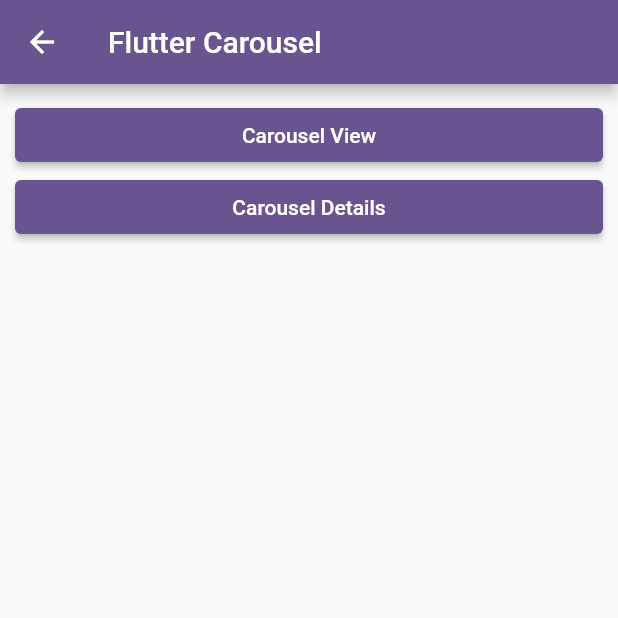
After one commit to ruhulmath08/flutter_practice, a Flutter app: the FlutterCarousel screen opened by its route, on a phone screen of 412 x 824 dp, the top half of it. The commit adds this screen. Run offline on Flutter 3.47's test engine with Material 3 defaults, Android fonts, the phone set to English and light mode, and no system bars; our stand-ins replace cached_network_image, fluttertoast; network calls fail.

Commit message:
Add carousel details

```diff
--- a/lib/src/core/constants/string_constants.dart
+++ b/lib/src/core/constants/string_constants.dart
@@ -1,7 +1,11 @@
 class StringConstants {
   static const String stylishText = "Stylish Text";
   static const String badgeWithIconButton = "Badge With Icon Button";
-  static const String carouselView = "Carousel View";
   static const String multiTapDetector = "Multi Tap Detector";
   static const String flutterRangeSlider = "Flutter Range Slider";
+
+  ///Flutter Carousel
+  static const String flutterCarousel = "Flutter Carousel";
+  static const String carouselView = "Carousel View";
+  static const String carouselDetails = "Carousel Details";
 }
--- a/lib/src/core/routes/route_generator.dart
+++ b/lib/src/core/routes/route_generator.dart
@@ -2,7 +2,9 @@ import 'package:flutter/material.dart';
 import 'package:flutter_practice/src/core/constants/string_constants.dart';
 import 'package:flutter_practice/src/core/routes/routes.dart';
 import 'package:flutter_practice/src/features/badge_with_icon_button/badge_with_icon_button_page.dart';
+import 'package:flutter_practice/src/features/carousel_view/page/carousel_details.dart';
 import 'package:flutter_practice/src/features/carousel_view/page/carousel_view_page.dart';
+import 'package:flutter_practice/src/features/carousel_view/page/flutter_carousel.dart';
 import 'package:flutter_practice/src/features/flutter_widgets/flutter_range_slider_page.dart';
 import 'package:flutter_practice/src/features/multi_tap_detector/pages/multi_tap_detector_page.dart';
 import 'package:flutter_practice/src/features/stylish_text/stylish_text_page.dart';
@@ -22,22 +24,36 @@ class RouteGenerator {
             title: StringConstants.badgeWithIconButton,
           ),
         );
+      case Routes.multiTapDetectorPage:
+        return MaterialPageRoute(
+          builder: (_) => const MultiTapDetectorPage(
+            title: StringConstants.multiTapDetector,
+          ),
+        );
+      case Routes.flutterRangeSliderPage:
+        return MaterialPageRoute(
+          builder: (_) => const FlutterRangeSliderPage(
+            title: StringConstants.flutterRangeSlider,
+          ),
+        );
+
+      ///Flutter carousel
       case Routes.carouselViewPage:
         return MaterialPageRoute(
           builder: (_) => const CarouselViewPage(
             title: StringConstants.carouselView,
           ),
         );
-      case Routes.multiTapDetectorPage:
+      case Routes.flutterCarouselPage:
         return MaterialPageRoute(
-          builder: (_) => const MultiTapDetectorPage(
-            title: StringConstants.multiTapDetector,
+          builder: (_) => const FlutterCarousel(
+            title: StringConstants.flutterCarousel,
           ),
         );
-        case Routes.flutterRangeSliderPage:
+      case Routes.carouselDetailsPage:
         return MaterialPageRoute(
-          builder: (_) => const FlutterRangeSliderPage(
-            title: StringConstants.flutterRangeSlider,
+          builder: (_) => const CarouselDetailsPage(
+            title: StringConstants.carouselDetails,
           ),
         );
     }
--- a/lib/src/core/routes/routes.dart
+++ b/lib/src/core/routes/routes.dart
@@ -1,7 +1,11 @@
 class Routes{
   static const String stylishTextPage = '/stylish_text_page';
   static const String badgeWithIconButtonPage = '/badge_with_icon_button_page';
-  static const String carouselViewPage = '/carousel_view_page';
   static const String multiTapDetectorPage = '/multi_tap_detector_page';
   static const String flutterRangeSliderPage = '/flutter_range_slider_page';
+
+  ///
+  static const String carouselViewPage = '/carousel_view_page';
+  static const String flutterCarouselPage = '/flutter_carousel_page';
+  static const String carouselDetailsPage = '/carouse_details_page';
 }
--- a/lib/src/features/carousel_view/page/carousel_view_page.dart
+++ b/lib/src/features/carousel_view/page/carousel_view_page.dart
@@ -1,7 +1,5 @@
 import 'package:flutter/material.dart';
 import 'package:flutter_practice/src/features/carousel_view/widgets/photo_hero.dart';
-
-//https://www.youtube.com/watch?v=90S2dktY4Ck
 
 class CarouselViewPage extends StatefulWidget {
   const CarouselViewPage({super.key, required this.title});
@@ -38,7 +36,7 @@ class _CarouselViewPageState extends State<CarouselViewPage> {
       body: Center(
         child: Column(
           children: [
-            const SizedBox(height: 20),
+            const SizedBox(height: 8),
             ConstrainedBox(
               constraints: const BoxConstraints(maxHeight: 280),
               child: CarouselView(
@@ -69,7 +67,7 @@ class _CarouselViewPageState extends State<CarouselViewPage> {
                 }),
               ),
             ),
-            const SizedBox(height: 10),
+            const SizedBox(height: 5),
             Row(
               mainAxisAlignment: MainAxisAlignment.center,
               children: [
--- /dev/null
+++ b/lib/src/features/carousel_view/page/flutter_carousel.dart
@@ -0,0 +1,37 @@
+import 'package:flutter/material.dart';
+import 'package:flutter_practice/src/core/constants/string_constants.dart';
+import 'package:flutter_practice/src/core/routes/routes.dart';
+
+class FlutterCarousel extends StatelessWidget {
+  const FlutterCarousel({super.key, required this.title});
+
+  final String title;
+
+  @override
+  Widget build(BuildContext context) {
+    return Scaffold(
+      appBar: AppBar(
+        title: Text(title),
+      ),
+      body: ListView(
+        padding: const EdgeInsets.all(10),
+        children: [
+          ElevatedButton(
+            onPressed: () => Navigator.pushNamed(
+              context,
+              Routes.carouselViewPage,
+            ),
+            child: const Text(StringConstants.carouselView),
+          ),
+          ElevatedButton(
+            onPressed: () => Navigator.pushNamed(
+              context,
+              Routes.carouselDetailsPage,
+            ),
+            child: const Text(StringConstants.carouselDetails),
+          ),
+        ],
+      ),
+    );
+  }
+}
--- a/lib/src/features/home/model/home_model.dart
+++ b/lib/src/features/home/model/home_model.dart
@@ -24,8 +24,8 @@ class HomeModel {
           image: 'image',
         ),
         const HomeModel(
-          title: StringConstants.carouselView,
-          route: Routes.carouselViewPage,
+          title: StringConstants.flutterCarousel,
+          route: Routes.flutterCarouselPage,
           image: 'image',
         ),
         const HomeModel(
--- a/pubspec.yaml
+++ b/pubspec.yaml
@@ -36,6 +36,7 @@ dependencies:
   # Use with the CupertinoIcons class for iOS style icons.
   cupertino_icons: ^1.0.8
   fluttertoast: ^8.2.8
+  cached_network_image: ^3.4.1
 
 dev_dependencies:
   flutter_test:
```
Also changed, not shown: lib/src/features/carousel_view/page/carousel_details.dart (added, +62 -0 lines), pubspec.lock.
